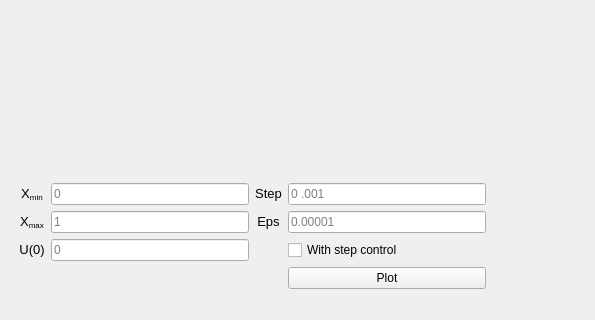
acid9reen/Numerical_analysis_lab_01, file Numerical_analysis_lab_01/main_window.ui: the form before one commit; both pictures show x 0 to 595 and y 302 to 622 of the 1100 by 622 pixel window.
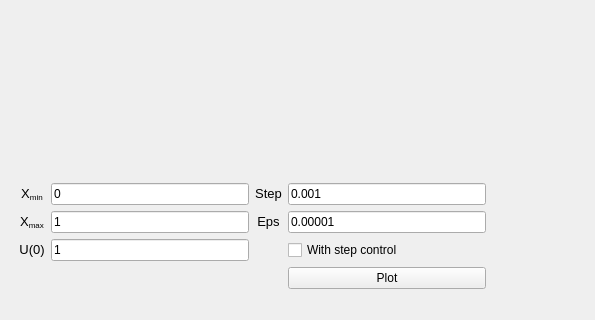
The form after the commit. Custom widgets are drawn as their Qt base class.

Commit message: Replace text placeholders with real text

Patch:
```diff
--- a/Numerical_analysis_lab_01/main_window.ui
+++ b/Numerical_analysis_lab_01/main_window.ui
@@ -135,6 +135,9 @@
       </item>
       <item row="0" column="1">
        <widget class="QLineEdit" name="x_min_text_box">
+        <property name="text">
+         <string>0</string>
+        </property>
         <property name="placeholderText">
          <string>0</string>
         </property>
@@ -142,6 +145,9 @@
       </item>
       <item row="0" column="3">
        <widget class="QLineEdit" name="step_text_box">
+        <property name="text">
+         <string>0.001</string>
+        </property>
         <property name="placeholderText">
          <string>0 .001</string>
         </property>
@@ -156,6 +162,9 @@
       </item>
       <item row="2" column="1">
        <widget class="QLineEdit" name="u_0_text_box">
+        <property name="text">
+         <string>1</string>
+        </property>
         <property name="placeholderText">
          <string>0</string>
         </property>
@@ -170,6 +179,9 @@
       </item>
       <item row="1" column="3">
        <widget class="QLineEdit" name="eps_text_box">
+        <property name="text">
+         <string>0.00001</string>
+        </property>
         <property name="placeholderText">
          <string>0.00001</string>
         </property>
@@ -184,6 +196,9 @@
       </item>
       <item row="1" column="1">
        <widget class="QLineEdit" name="x_max_text_box">
+        <property name="text">
+         <string>1</string>
+        </property>
         <property name="placeholderText">
          <string>1</string>
         </property>
```
